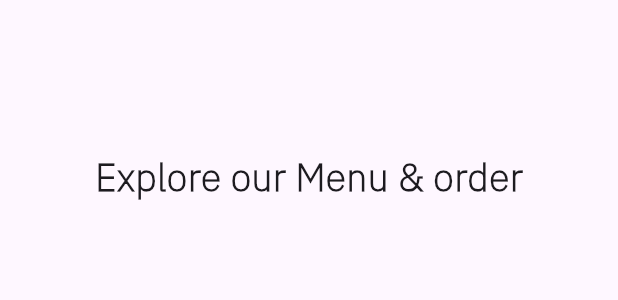
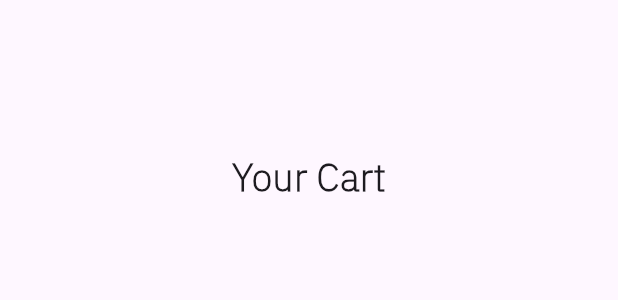
Before and after one commit to daghlas/connect_coffee_heart, a Flutter app: the CartPage widget shown alone on an empty page, opened directly, on a phone screen of 412 x 824 dp. Shown: the top 300 px of the screen. Run offline on Flutter 3.47's test engine with Material 3 defaults, Android fonts, the phone set to English and light mode, and no system bars; our stand-ins replace cloud_firestore, firebase_auth, firebase_core, flutter_spinkit, google_nav_bar; missing offline and left inert: dart:ffi; accounts and stored records are empty.

Commit message:
initial commit

```diff
--- a/lib/screens/pages/cart_page.dart
+++ b/lib/screens/pages/cart_page.dart
@@ -16,7 +16,7 @@ class _CartPageState extends State<CartPage> {
   void removeFromCart(Menu menu) {
     Provider.of<ConnectMenu>(context, listen: false).removeItemFromCart(menu);
 
-    // toast message when user adds item to cart
+    // toast message when user removes item from cart
     showDialog(
       context: context,
       builder: (context) => const AlertDialog(
@@ -35,7 +35,7 @@ class _CartPageState extends State<CartPage> {
           child: Column(
             children: [
               const Text(
-                'Explore our Menu & order',
+                'Your Cart',
                 style: TextStyle(
                     fontSize: 25.0,
                     fontWeight: FontWeight.bold,
```
